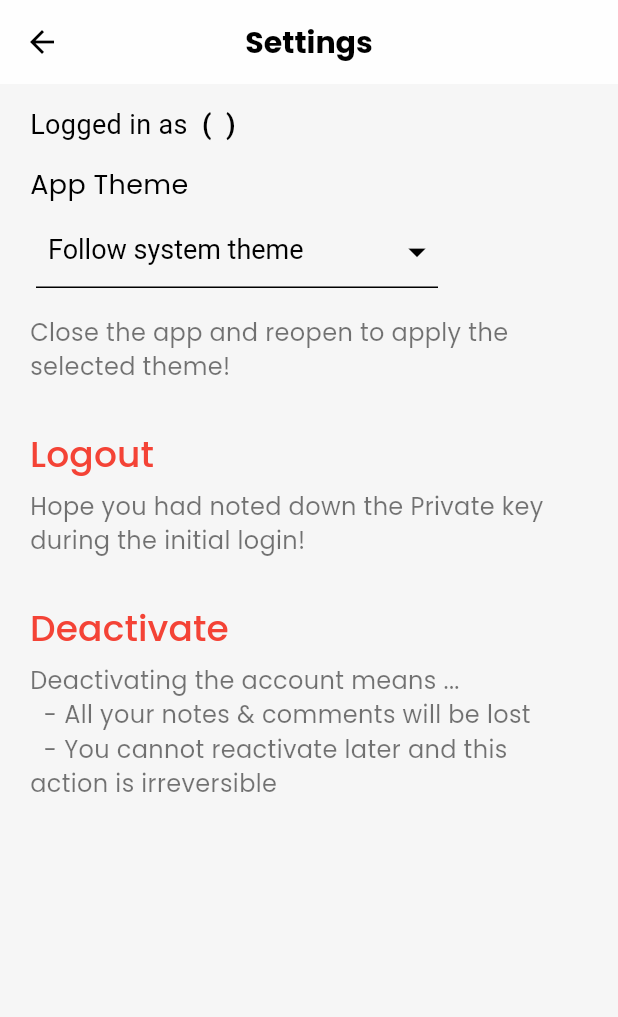
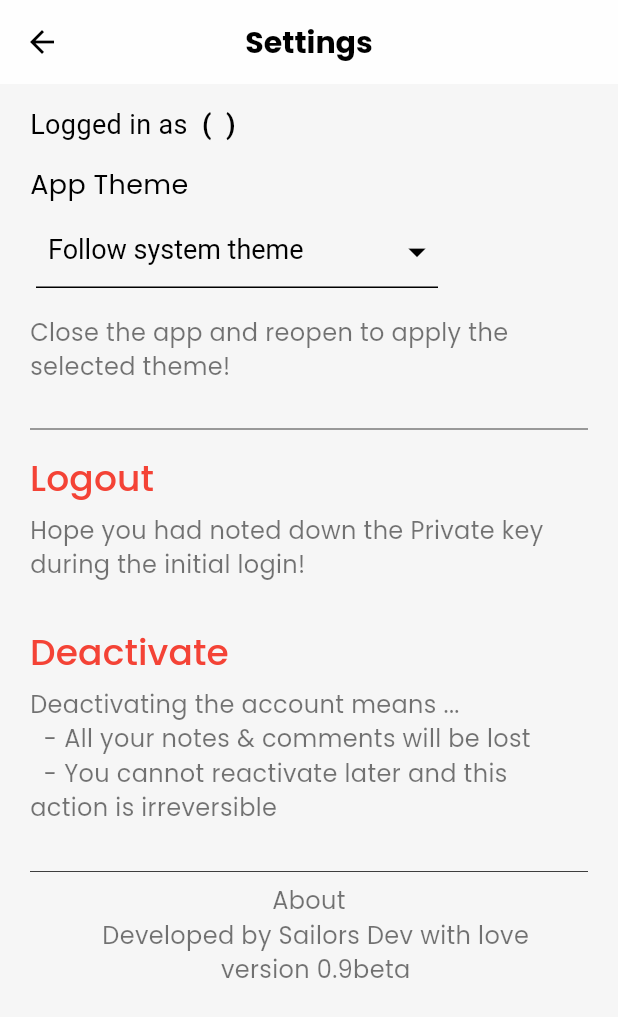
Before and after one commit to Pragades-Rajagopal/bibliogram-app, a Flutter app: the SettingsPage screen opened directly, on a phone screen of 412 x 824 dp. Shown: the top 1017 px of the screen. Run offline on Flutter 3.47's test engine with Material 3 defaults, Android fonts, the phone set to English and light mode, and no system bars; our stand-ins replace get, google_fonts, loading_indicator, shared_preferences; missing offline and left inert: autocomplete_textfield; accounts and stored records are empty.

```diff
--- a/lib/data/local_storage/data.dart
+++ b/lib/data/local_storage/data.dart
@@ -64,7 +64,8 @@ class SettingsData {
 
   static Future<Map<String, dynamic>> getSettingsData() async {
     SharedPreferences preferences = await SharedPreferences.getInstance();
-    final selectedTheme = preferences.getString('selected_theme');
+    final selectedTheme =
+        preferences.getString('selected_theme') ?? 'Follow system theme';
     return {
       "selectedTheme": selectedTheme,
     };
--- a/lib/data/models/user_model.dart
+++ b/lib/data/models/user_model.dart
@@ -61,3 +61,18 @@ class LogoutResponse {
     error = json["error"];
   }
 }
+
+class DeactivateUserResponse {
+  int? statusCode;
+  String? message;
+
+  DeactivateUserResponse({
+    this.statusCode,
+    this.message,
+  });
+
+  DeactivateUserResponse.fromJSON(Map<String, dynamic> json) {
+    statusCode = json["statusCode"];
+    message = json["message"];
+  }
+}
--- a/lib/presentations/app_screens/pages/settings.dart
+++ b/lib/presentations/app_screens/pages/settings.dart
@@ -25,6 +25,14 @@ class _SettingsPageState extends State<SettingsPage> {
     'Light',
     'Dark',
   ];
+  String deactivateMessage = '''Deactivating the account means ...
+  - All your notes & comments will be lost
+  - You cannot reactivate later and this action is irreversible
+  ''';
+  String about = '''About
+  Developed by Sailors Dev with love
+  version 0.9beta
+  ''';
   // Services
   UserApi userApi = UserApi();
 
@@ -72,6 +80,31 @@ class _SettingsPageState extends State<SettingsPage> {
     }
   }
 
+  Future<void> deactivateDo() async {
+    DeactivateUserResponse? response = await userApi.deactivate(
+      {
+        "userId": _userId,
+      },
+      _token,
+    );
+    if (response.statusCode == statusCode["serverError"]) {
+      showSnackBar(
+        '${alertDialog["oops"]}',
+        '${alertDialog["commonError"]}',
+        'error',
+      );
+    } else if (response.statusCode == statusCode["success"]) {
+      showSnackBar(
+        '${alertDialog["commonSuccess"]}',
+        '${alertDialog["deactivationSuccess"]}',
+        'success',
+      );
+      await UserToken.purgeTokenData();
+      await SettingsData.purgeSettingsData();
+      Get.offAll(() => const LoginPage());
+    }
+  }
+
   @override
   Widget build(BuildContext context) {
     return Scaffold(
@@ -81,6 +114,9 @@ class _SettingsPageState extends State<SettingsPage> {
         child: Container(
           padding: const EdgeInsets.fromLTRB(20, 14, 20, 14),
           child: Column(
+            crossAxisAlignment: CrossAxisAlignment.center,
+            children: [
+              Column(
                 crossAxisAlignment: CrossAxisAlignment.start,
                 children: [
                   Text.rich(
@@ -164,6 +200,7 @@ class _SettingsPageState extends State<SettingsPage> {
                   const SizedBox(
                     height: 22.0,
                   ),
+                  const Divider(thickness: 0.5),
                   TextButton(
                     onPressed: () {
                       _showBottomSheet(context, 'logout');
@@ -173,7 +210,8 @@ class _SettingsPageState extends State<SettingsPage> {
                         EdgeInsets.fromLTRB(0, 0, 18, 0),
                       ),
                       splashFactory: NoSplash.splashFactory,
-                  overlayColor: MaterialStatePropertyAll(Colors.transparent),
+                      overlayColor:
+                          MaterialStatePropertyAll(Colors.transparent),
                     ),
                     child: const Text(
                       'Logout',
@@ -203,7 +241,8 @@ class _SettingsPageState extends State<SettingsPage> {
                         EdgeInsets.fromLTRB(0, 0, 18, 0),
                       ),
                       splashFactory: NoSplash.splashFactory,
-                  overlayColor: MaterialStatePropertyAll(Colors.transparent),
+                      overlayColor:
+                          MaterialStatePropertyAll(Colors.transparent),
                     ),
                     child: const Text(
                       'Deactivate',
@@ -215,14 +254,22 @@ class _SettingsPageState extends State<SettingsPage> {
                     ),
                   ),
                   Text(
-                '''Deactivating the account means ...
-  - All your notes & comments will be lost
-  - You cannot reactivate later and this action is irreversible
-                ''',
+                    deactivateMessage,
                     style: TextStyle(
                       fontSize: 16.0,
                       color: Theme.of(context).colorScheme.secondary,
                     ),
+                  ),
+                ],
+              ),
+              const Divider(thickness: 0.5),
+              Text(
+                about,
+                style: TextStyle(
+                  fontSize: 16.0,
+                  color: Theme.of(context).colorScheme.secondary,
+                ),
+                textAlign: TextAlign.center,
               ),
             ],
           ),
@@ -264,7 +311,7 @@ class _SettingsPageState extends State<SettingsPage> {
                 const SizedBox(height: 10.0),
                 TextButton(
                   onPressed: () async {
-                    actionType == 'logout' ? logoutDo() : print('deactivate');
+                    actionType == 'logout' ? logoutDo() : deactivateDo();
                   },
                   style: const ButtonStyle(
                     splashFactory: NoSplash.splashFactory,
```
Also changed, not shown: lib/data/services/user.dart (+17 -0 lines). Lines whose indentation alone changed are shown as unchanged.
